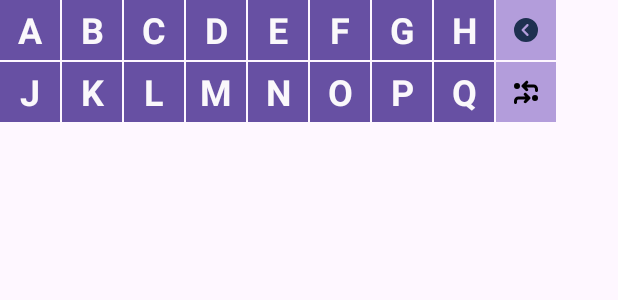
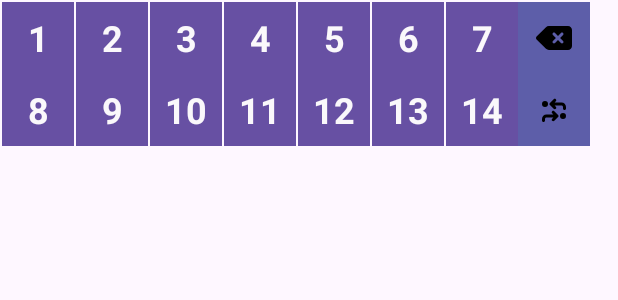
Before and after one commit to activity-debug/TTS, an Android app: the layout integrated_keyboard.xml on its own in the app's theme, with its tools: preview values and no code run, on a phone screen of 412 x 824 dp. Shown: the top 300 px of the screen. Run offline under Robolectric (Android 15) with nearby library versions, the phone set to English and light mode, and no system bars.

Commit message:
okey nice

```diff
--- a/app/src/main/java/com/rendrapcx/tts/ui/BoardActivity.kt
+++ b/app/src/main/java/com/rendrapcx/tts/ui/BoardActivity.kt
@@ -583,6 +583,7 @@ class BoardActivity : AppCompatActivity() {
                 .forEach() {
                     curQuestion = it.answer
                 }
+            binding.includeHeader.tvLabelTop.text = curQuestion
         }
     }
 
--- a/app/src/main/res/layout/integrated_keyboard.xml
+++ b/app/src/main/res/layout/integrated_keyboard.xml
@@ -3,33 +3,20 @@
     xmlns:app="http://schemas.android.com/apk/res-auto"
     xmlns:tools="http://schemas.android.com/tools"
     android:id="@+id/integrated_keyboard"
-    android:layout_width="wrap_content"
-    android:layout_height="wrap_content">
+    android:layout_width="match_parent"
+    android:layout_height="match_parent">
+
 
     <TextView
-        android:id="@+id/textView05"
-        android:layout_width="40dp"
-        android:layout_height="40dp"
+        android:id="@+id/key01"
+        android:layout_width="48dp"
+        android:layout_height="48dp"
+        android:layout_marginStart="1dp"
         android:layout_marginTop="1dp"
         android:background="@color/button"
         android:clickable="true"
         android:gravity="center"
-        android:text="J"
-        android:textColor="@color/button_text"
-        android:textSize="24sp"
-        android:textStyle="bold"
-        app:layout_constraintStart_toStartOf="@+id/textView06"
-        app:layout_constraintTop_toBottomOf="@+id/textView06"
-        tools:ignore="HardcodedText" />
-
-    <TextView
-        android:id="@+id/textView06"
-        android:layout_width="40dp"
-        android:layout_height="40dp"
-        android:background="@color/button"
-        android:clickable="true"
-        android:gravity="center"
-        android:text="A"
+        android:text="1"
         android:textColor="@color/button_text"
         android:textSize="24sp"
         android:textStyle="bold"
@@ -37,258 +24,230 @@
         app:layout_constraintTop_toTopOf="parent"
         tools:ignore="HardcodedText" />
 
+
     <TextView
-        android:id="@+id/textView20"
-        android:layout_width="40dp"
-        android:layout_height="40dp"
+        android:id="@+id/key02"
+        android:layout_width="48dp"
+        android:layout_height="48dp"
         android:layout_marginStart="1dp"
         android:background="@color/button"
         android:clickable="true"
         android:gravity="center"
-        android:text="D"
+        android:text="2"
         android:textColor="@color/button_text"
         android:textSize="24sp"
         android:textStyle="bold"
-        app:layout_constraintStart_toEndOf="@+id/textView13"
-        app:layout_constraintTop_toTopOf="@+id/textView13"
+        app:layout_constraintStart_toEndOf="@+id/key01"
+        app:layout_constraintTop_toTopOf="@+id/key01"
         tools:ignore="HardcodedText" />
 
     <TextView
-        android:id="@+id/textView04"
-        android:layout_width="40dp"
-        android:layout_height="40dp"
+        android:id="@+id/key03"
+        android:layout_width="48dp"
+        android:layout_height="48dp"
         android:layout_marginStart="1dp"
         android:background="@color/button"
         android:clickable="true"
         android:gravity="center"
-        android:text="B"
+        android:text="3"
         android:textColor="@color/button_text"
         android:textSize="24sp"
         android:textStyle="bold"
-        app:layout_constraintStart_toEndOf="@+id/textView06"
-        app:layout_constraintTop_toTopOf="@+id/textView06"
+        app:layout_constraintStart_toEndOf="@+id/key02"
+        app:layout_constraintTop_toTopOf="@+id/key02"
         tools:ignore="HardcodedText" />
 
     <TextView
-        android:id="@+id/textView07"
-        android:layout_width="40dp"
-        android:layout_height="40dp"
-        android:layout_marginStart="1dp"
-        android:layout_marginTop="1dp"
-        android:background="@color/button"
-        android:clickable="true"
-        android:gravity="center"
-        android:text="O"
-        android:textColor="@color/button_text"
-        android:textSize="24sp"
-        android:textStyle="bold"
-        app:layout_constraintStart_toEndOf="@+id/textView09"
-        app:layout_constraintTop_toBottomOf="@+id/textView19"
-        tools:ignore="HardcodedText" />
-
-    <TextView
-        android:id="@+id/textView08"
-        android:layout_width="40dp"
-        android:layout_height="40dp"
+        android:id="@+id/key04"
+        android:layout_width="48dp"
+        android:layout_height="48dp"
         android:layout_marginStart="1dp"
         android:background="@color/button"
         android:clickable="true"
         android:gravity="center"
-        android:text="H"
+        android:text="4"
         android:textColor="@color/button_text"
         android:textSize="24sp"
         android:textStyle="bold"
-        app:layout_constraintStart_toEndOf="@+id/textView17"
-        app:layout_constraintTop_toTopOf="@+id/textView17"
-        tools:ignore="HardcodedText" />
-
-    <ImageButton
-        android:id="@+id/btnRecycle"
-        android:layout_width="40dp"
-        android:layout_height="40dp"
-        android:layout_marginStart="1dp"
-        android:layout_marginTop="1dp"
-        android:background="#B39DDB"
-        app:layout_constraintStart_toEndOf="@+id/textView12"
-        app:layout_constraintTop_toBottomOf="@+id/btnBackSpace"
-        app:srcCompat="@drawable/arrows_turn_to_dots_solid"
-        tools:ignore="ContentDescription" />
-
-    <TextView
-        android:id="@+id/textView09"
-        android:layout_width="40dp"
-        android:layout_height="40dp"
-        android:layout_marginStart="1dp"
-        android:layout_marginTop="1dp"
-        android:background="@color/button"
-        android:clickable="true"
-        android:gravity="center"
-        android:text="N"
-        android:textColor="@color/button_text"
-        android:textSize="24sp"
-        android:textStyle="bold"
-        app:layout_constraintStart_toEndOf="@+id/textView16"
-        app:layout_constraintTop_toBottomOf="@+id/textView03"
+        app:layout_constraintStart_toEndOf="@+id/key03"
+        app:layout_constraintTop_toTopOf="@+id/key03"
         tools:ignore="HardcodedText" />
 
     <TextView
-        android:id="@+id/textView10"
-        android:layout_width="40dp"
-        android:layout_height="40dp"
-        android:layout_marginStart="1dp"
-        android:layout_marginTop="1dp"
-        android:background="@color/button"
-        android:clickable="true"
-        android:gravity="center"
-        android:text="P"
-        android:textColor="@color/button_text"
-        android:textSize="24sp"
-        android:textStyle="bold"
-        app:layout_constraintStart_toEndOf="@+id/textView07"
-        app:layout_constraintTop_toBottomOf="@+id/textView17"
-        tools:ignore="HardcodedText" />
-
-    <TextView
-        android:id="@+id/textView11"
-        android:layout_width="40dp"
-        android:layout_height="40dp"
-        android:layout_marginStart="1dp"
-        android:layout_marginTop="1dp"
-        android:background="@color/button"
-        android:clickable="true"
-        android:gravity="center"
-        android:text="K"
-        android:textColor="@color/button_text"
-        android:textSize="24sp"
-        android:textStyle="bold"
-        app:layout_constraintStart_toEndOf="@+id/textView05"
-        app:layout_constraintTop_toBottomOf="@+id/textView04"
-        tools:ignore="HardcodedText" />
-
-    <TextView
-        android:id="@+id/textView12"
-        android:layout_width="40dp"
-        android:layout_height="40dp"
-        android:layout_marginStart="1dp"
-        android:layout_marginTop="1dp"
-        android:background="@color/button"
-        android:clickable="true"
-        android:gravity="center"
-        android:text="Q"
-        android:textColor="@color/button_text"
-        android:textSize="24sp"
-        android:textStyle="bold"
-        app:layout_constraintStart_toEndOf="@+id/textView10"
-        app:layout_constraintTop_toBottomOf="@+id/textView08"
-        tools:ignore="HardcodedText" />
-
-    <TextView
-        android:id="@+id/textView13"
-        android:layout_width="40dp"
-        android:layout_height="40dp"
+        android:id="@+id/key05"
+        android:layout_width="48dp"
+        android:layout_height="48dp"
         android:layout_marginStart="1dp"
         android:background="@color/button"
         android:clickable="true"
         android:gravity="center"
-        android:text="C"
+        android:text="5"
         android:textColor="@color/button_text"
         android:textSize="24sp"
         android:textStyle="bold"
-        app:layout_constraintStart_toEndOf="@+id/textView04"
-        app:layout_constraintTop_toTopOf="@+id/textView04"
+        app:layout_constraintStart_toEndOf="@+id/key04"
+        app:layout_constraintTop_toTopOf="@+id/key04"
         tools:ignore="HardcodedText" />
 
     <TextView
-        android:id="@+id/textView17"
-        android:layout_width="40dp"
-        android:layout_height="40dp"
+        android:id="@+id/key06"
+        android:layout_width="48dp"
+        android:layout_height="48dp"
         android:layout_marginStart="1dp"
         android:background="@color/button"
         android:clickable="true"
         android:gravity="center"
-        android:text="G"
+        android:text="6"
         android:textColor="@color/button_text"
         android:textSize="24sp"
         android:textStyle="bold"
-        app:layout_constraintStart_toEndOf="@+id/textView19"
-        app:layout_constraintTop_toTopOf="@+id/textView19"
+        app:layout_constraintStart_toEndOf="@+id/key05"
+        app:layout_constraintTop_toTopOf="@+id/key05"
         tools:ignore="HardcodedText" />
 
     <TextView
-        android:id="@+id/textView16"
-        android:layout_width="40dp"
-        android:layout_height="40dp"
-        android:layout_marginStart="1dp"
-        android:layout_marginTop="1dp"
-        android:background="@color/button"
-        android:clickable="true"
-        android:gravity="center"
-        android:text="M"
-        android:textColor="@color/button_text"
-        android:textSize="24sp"
-        android:textStyle="bold"
-        app:layout_constraintStart_toEndOf="@+id/textView15"
-        app:layout_constraintTop_toBottomOf="@+id/textView20"
-        tools:ignore="HardcodedText" />
-
-    <TextView
-        android:id="@+id/textView15"
-        android:layout_width="40dp"
-        android:layout_height="40dp"
-        android:layout_marginStart="1dp"
-        android:layout_marginTop="1dp"
-        android:background="@color/button"
-        android:clickable="true"
-        android:gravity="center"
-        android:text="L"
-        android:textColor="@color/button_text"
-        android:textSize="24sp"
-        android:textStyle="bold"
-        app:layout_constraintStart_toEndOf="@+id/textView11"
-        app:layout_constraintTop_toBottomOf="@+id/textView13"
-        tools:ignore="HardcodedText" />
-
-    <TextView
-        android:id="@+id/textView03"
-        android:layout_width="40dp"
-        android:layout_height="40dp"
+        android:id="@+id/key07"
+        android:layout_width="48dp"
+        android:layout_height="48dp"
         android:layout_marginStart="1dp"
         android:background="@color/button"
         android:clickable="true"
         android:gravity="center"
-        android:text="E"
+        android:text="7"
         android:textColor="@color/button_text"
         android:textSize="24sp"
         android:textStyle="bold"
-        app:layout_constraintStart_toEndOf="@+id/textView20"
-        app:layout_constraintTop_toTopOf="@+id/textView20"
+        app:layout_constraintStart_toEndOf="@+id/key06"
+        app:layout_constraintTop_toTopOf="@+id/key06"
         tools:ignore="HardcodedText" />
 
     <TextView
-        android:id="@+id/textView19"
-        android:layout_width="40dp"
-        android:layout_height="40dp"
+        android:id="@+id/key08"
+        android:layout_width="48dp"
+        android:layout_height="48dp"
+        android:background="@color/button"
+        android:clickable="true"
+        android:gravity="center"
+        android:text="8"
+        android:textColor="@color/button_text"
+        android:textSize="24sp"
+        android:textStyle="bold"
+        app:layout_constraintStart_toStartOf="@+id/key01"
+        app:layout_constraintTop_toBottomOf="@+id/key01"
+        tools:ignore="HardcodedText" />
+
+    <TextView
+        android:id="@+id/key09"
+        android:layout_width="48dp"
+        android:layout_height="48dp"
         android:layout_marginStart="1dp"
         android:background="@color/button"
         android:clickable="true"
         android:gravity="center"
-        android:text="F"
+        android:text="9"
         android:textColor="@color/button_text"
         android:textSize="24sp"
         android:textStyle="bold"
-        app:layout_constraintStart_toEndOf="@+id/textView03"
-        app:layout_constraintTop_toTopOf="@+id/textView03"
+        app:layout_constraintTop_toTopOf="@+id/key08"
+        app:layout_constraintStart_toEndOf="@+id/key08"
+        tools:ignore="HardcodedText" />
+
+    <TextView
+        android:id="@+id/key10"
+        android:layout_width="48dp"
+        android:layout_height="48dp"
+        android:layout_marginStart="1dp"
+        android:background="@color/button"
+        android:clickable="true"
+        android:gravity="center"
+        android:text="10"
+        android:textColor="@color/button_text"
+        android:textSize="24sp"
+        android:textStyle="bold"
+        app:layout_constraintTop_toTopOf="@+id/key09"
+        app:layout_constraintStart_toEndOf="@+id/key09"
+        tools:ignore="HardcodedText" />
+
+    <TextView
+        android:id="@+id/key11"
+        android:layout_width="48dp"
+        android:layout_height="48dp"
+        android:layout_marginStart="1dp"
+        android:background="@color/button"
+        android:clickable="true"
+        android:gravity="center"
+        android:text="11"
+        android:textColor="@color/button_text"
+        android:textSize="24sp"
+        android:textStyle="bold"
+        app:layout_constraintTop_toTopOf="@+id/key10"
+        app:layout_constraintStart_toEndOf="@+id/key10"
+        tools:ignore="HardcodedText" />
+
+    <TextView
+        android:id="@+id/key12"
+        android:layout_width="48dp"
+        android:layout_height="48dp"
+        android:layout_marginStart="1dp"
+        android:background="@color/button"
+        android:clickable="true"
+        android:gravity="center"
+        android:text="12"
+        android:textColor="@color/button_text"
+        android:textSize="24sp"
+        android:textStyle="bold"
+        app:layout_constraintTop_toTopOf="@+id/key11"
+        app:layout_constraintStart_toEndOf="@+id/key11"
+        tools:ignore="HardcodedText" />
+
+    <TextView
+        android:id="@+id/key13"
+        android:layout_width="48dp"
+        android:layout_height="48dp"
+        android:layout_marginStart="1dp"
+        android:background="@color/button"
+        android:clickable="true"
+        android:gravity="center"
+        android:text="13"
+        android:textColor="@color/button_text"
+        android:textSize="24sp"
+        android:textStyle="bold"
+        app:layout_constraintTop_toTopOf="@+id/key12"
+        app:layout_constraintStart_toEndOf="@+id/key12"
+        tools:ignore="HardcodedText" />
+
+    <TextView
+        android:id="@+id/key14"
+        android:layout_width="48dp"
+        android:layout_height="48dp"
+        android:layout_marginStart="1dp"
+        android:background="@color/button"
+        android:clickable="true"
+        android:gravity="center"
+        android:text="14"
+        android:textColor="@color/button_text"
+        android:textSize="24sp"
+        android:textStyle="bold"
+        app:layout_constraintTop_toTopOf="@+id/key13"
+        app:layout_constraintStart_toEndOf="@+id/key13"
         tools:ignore="HardcodedText" />
 
     <ImageButton
         android:id="@+id/btnBackSpace"
-        android:layout_width="40dp"
-        android:layout_height="40dp"
-        android:layout_marginStart="1dp"
-        android:background="#B39DDB"
-        app:layout_constraintStart_toEndOf="@+id/textView08"
-        app:layout_constraintTop_toTopOf="@+id/textView08"
-        app:srcCompat="@drawable/circle_chevron_left_solid"
-        tools:ignore="ContentDescription" />
+        android:layout_width="48dp"
+        android:layout_height="48dp"
+        android:background="@color/button2_color"
+        app:layout_constraintStart_toEndOf="@+id/key07"
+        app:layout_constraintTop_toTopOf="@+id/key07"
+        app:srcCompat="@drawable/delete_left_solid" />
+
+    <ImageButton
+        android:id="@+id/btnShuffle"
+        android:layout_width="48dp"
+        android:layout_height="48dp"
+        android:background="@color/button2_color"
+        app:layout_constraintStart_toEndOf="@+id/key14"
+        app:layout_constraintTop_toBottomOf="@+id/key07"
+        app:srcCompat="@drawable/arrows_turn_to_dots_solid" />
 
 </androidx.constraintlayout.widget.ConstraintLayout>
```
